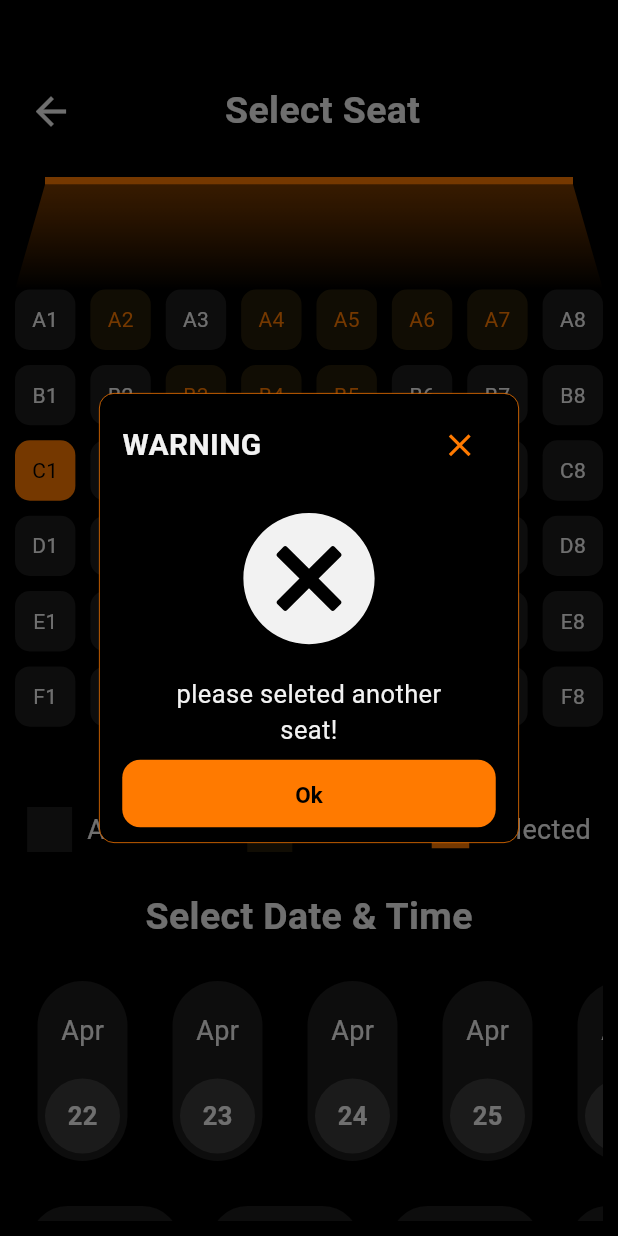
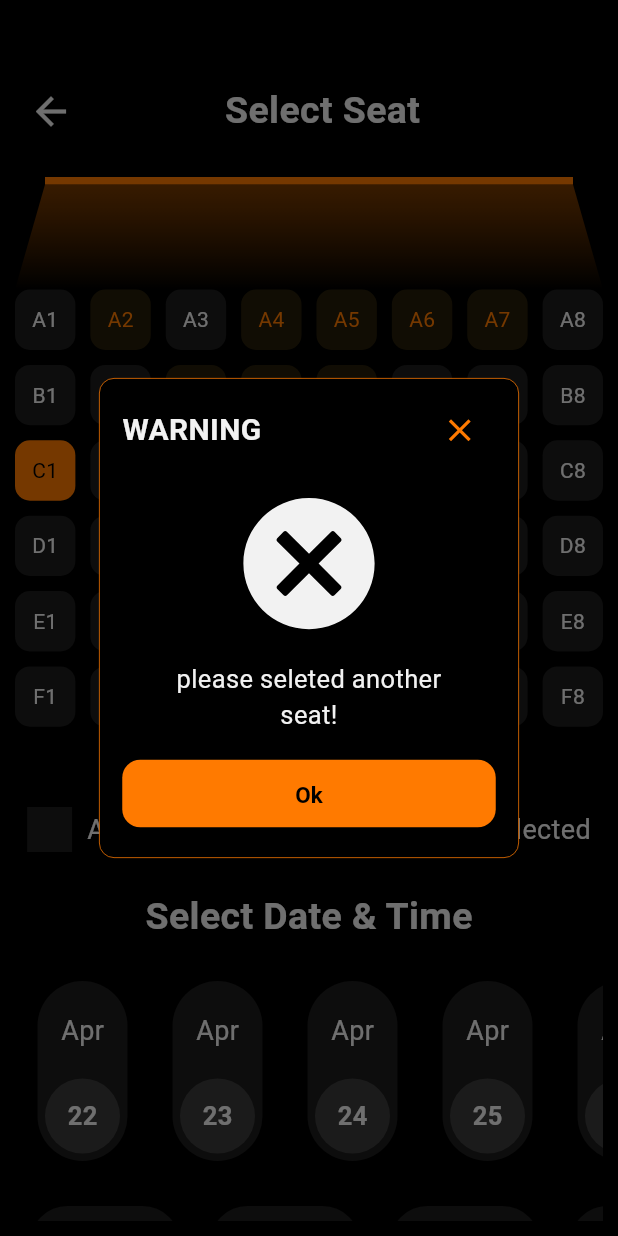
Before and after one commit to ThanhLeT0bito/movie_app_final, a Flutter app: the SelectSeatScreen screen opened by its route, after a tap on "A4", on a phone screen of 412 x 824 dp. Run offline on Flutter 3.47's test engine with Material 3 defaults, Android fonts, the phone set to English and light mode, and no system bars; our stand-ins replace carousel_slider, flutter_svg, iconsax; network calls fail.

Commit message:
add pub intl

```diff
--- a/lib/models/movie_model.dart
+++ b/lib/models/movie_model.dart
@@ -1,3 +1,5 @@
+import 'package:intl/intl.dart';
+
 class MovieModel {
   final String? id;
   final String name;
@@ -99,4 +101,8 @@ class MovieModel {
       'thumbnailLandscape': thumbnailLandscape,
     };
   }
+
+  static String getFormattedDate(DateTime date) {
+    return DateFormat('dd-MM-yyyy').format(date);
+  }
 }
--- a/lib/providers/movie_providers.dart
+++ b/lib/providers/movie_providers.dart
@@ -1,3 +1,5 @@
+// ignore_for_file: avoid_print
+
 import 'package:flutter/material.dart';
 import 'package:movie_app_final/models/movie_model.dart';
 import 'package:movie_app_final/services/api_services.dart';
--- a/lib/screens/movie_details.dart
+++ b/lib/screens/movie_details.dart
@@ -104,7 +104,7 @@ class PositionedItem extends StatelessWidget {
                 fontWeight: FontWeight.bold),
           ),
           Text(
-            "${movie.duration}* ${movie.createdAt.toString()}",
+            "${movie.duration}* ${MovieModel.getFormattedDate(movie.createdAt)}",
             style: const TextStyle(
                 color: AppColors.BaseColorAroundWhite,
                 fontSize: 15,
--- a/lib/widgets/Base/custom_popup.dart
+++ b/lib/widgets/Base/custom_popup.dart
@@ -24,7 +24,7 @@ class _CustomDialogState extends State<CustomDialog> {
       contentPadding: EdgeInsets.zero,
       content: Container(
         width: 220,
-        height: 300,
+        height: 320,
         //constraints: BoxConstraints(minHeight: 100, maxHeight: 500),
         padding: const EdgeInsets.symmetric(horizontal: 15, vertical: 10),
         decoration: BoxDecoration(
@@ -78,7 +78,7 @@ class _CustomDialogState extends State<CustomDialog> {
               ),
             ),
             const SizedBox(
-              height: 10,
+              height: 20,
             ),
             CustomTextButton(
                 text: "Ok",
@@ -88,7 +88,10 @@ class _CustomDialogState extends State<CustomDialog> {
                 style: TextStyle(fontSize: 15, fontWeight: FontWeight.bold),
                 onPressed: () {
                   Navigator.of(context).pop();
-                })
+                }),
+            const SizedBox(
+              height: 10,
+            )
           ],
         ),
       ),
--- a/pubspec.yaml
+++ b/pubspec.yaml
@@ -16,6 +16,7 @@ dependencies:
   iconsax: ^0.0.8
   http: ^1.2.1
   flutter_svg: ^2.0.10+1
+  intl: ^0.19.0
   # flutter_facebook_auth: ^6.1.1
   # google_sign_in: ^6.2.1
 
```
